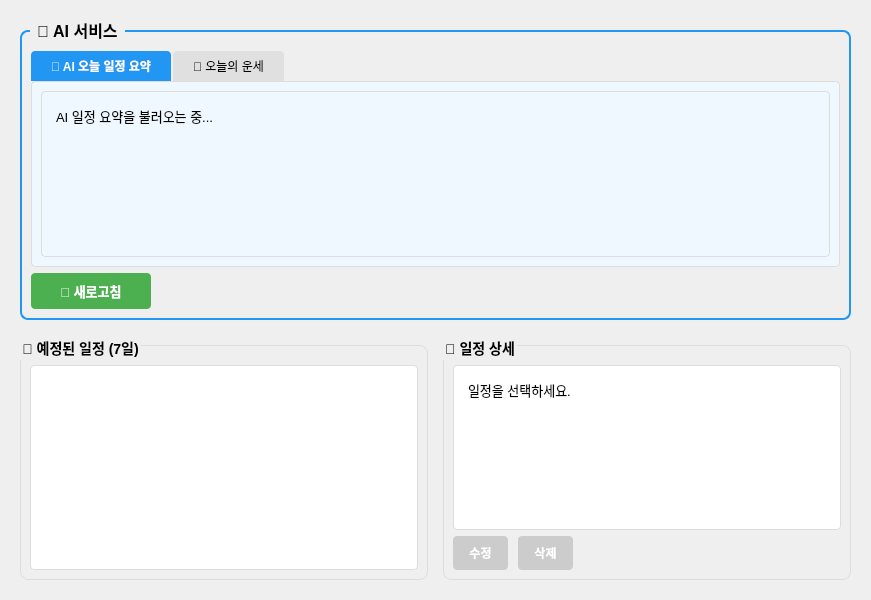
Old version of the form DailyFlow/homepage.ui in the repository VEDA-DailyFlow/DailyFlow.
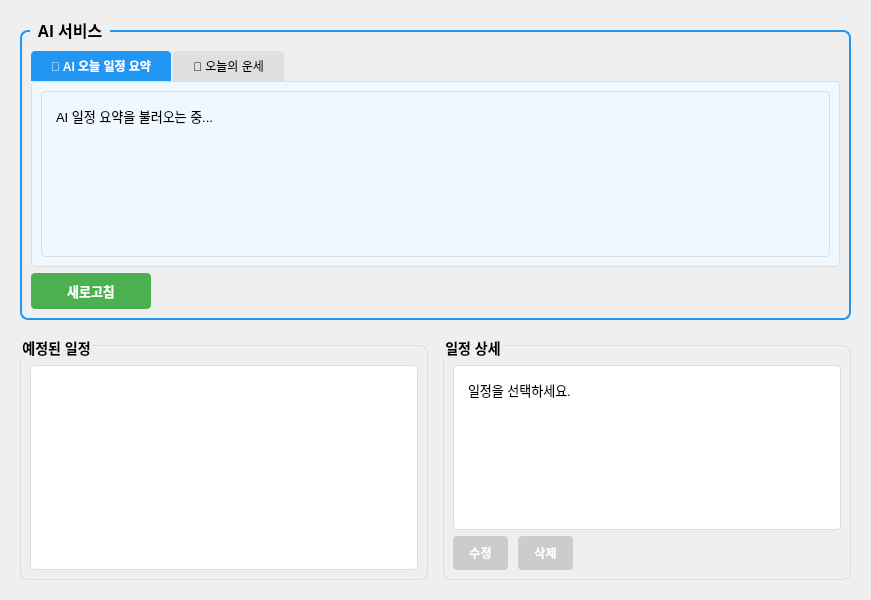
New version of the form.

Commit message: :art: [Style] UI 수정

```diff
--- a/DailyFlow/homepage.ui
+++ b/DailyFlow/homepage.ui
@@ -44,7 +44,7 @@
 }</string>
      </property>
      <property name="title">
-      <string>🤖 AI 서비스</string>
+      <string>AI 서비스</string>
      </property>
      <layout class="QVBoxLayout" name="aiLayout">
       <item>
@@ -179,7 +179,7 @@
 }</string>
         </property>
         <property name="text">
-         <string>🔄 새로고침</string>
+         <string>새로고침</string>
         </property>
        </widget>
       </item>
@@ -204,7 +204,7 @@
 }</string>
        </property>
        <property name="title">
-        <string>📅 예정된 일정 (7일)</string>
+        <string>예정된 일정</string>
        </property>
        <layout class="QVBoxLayout" name="listLayout">
         <item>
@@ -245,7 +245,7 @@
 }</string>
        </property>
        <property name="title">
-        <string>📝 일정 상세</string>
+        <string>일정 상세</string>
        </property>
        <layout class="QVBoxLayout" name="detailLayout">
         <item>
```
The commit also changes 4 other files.
